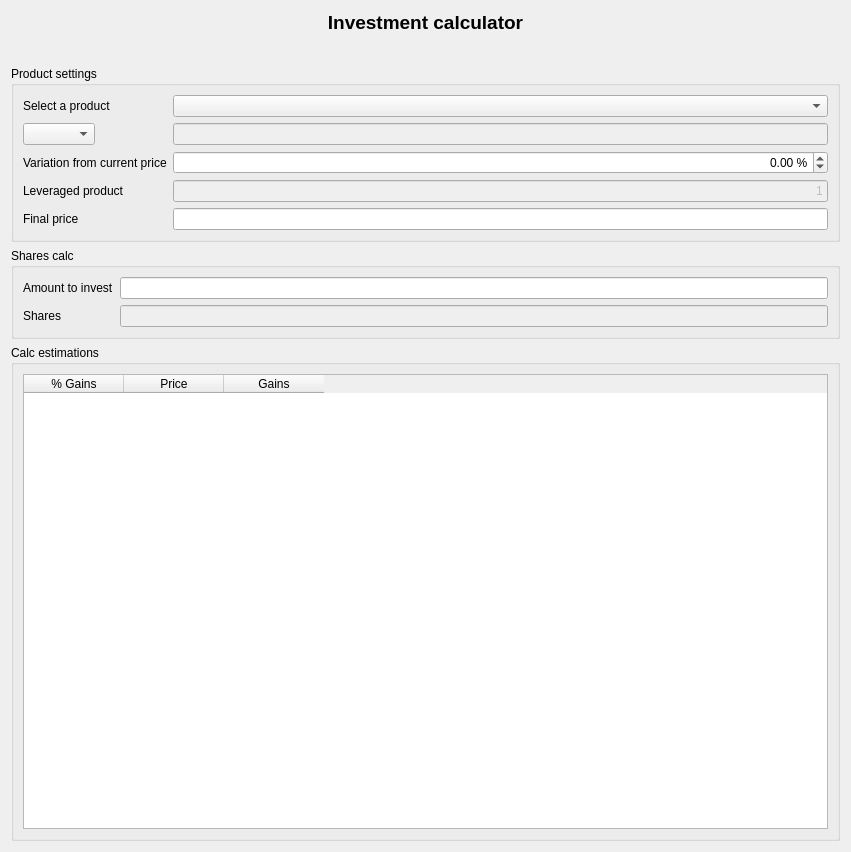
Qt form ui/wdgCalculator.ui (turulomio/xulpymoney) before a commit.
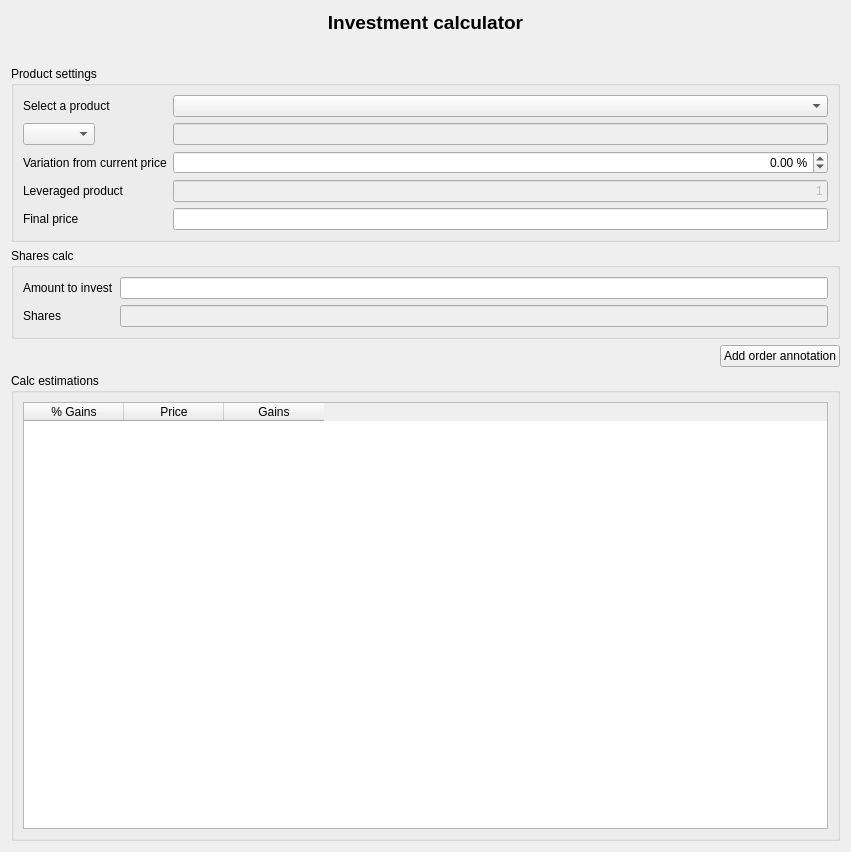
The same form after that commit. Icons and pictures are not drawn. Custom widgets are drawn as their Qt base class.

Commit message: Improved order system

What changed in the file:
```diff
--- a/ui/wdgCalculator.ui
+++ b/ui/wdgCalculator.ui
@@ -10,7 +10,7 @@
     <height>852</height>
    </rect>
   </property>
-  <layout class="QHBoxLayout" name="horizontalLayout_5">
+  <layout class="QHBoxLayout" name="horizontalLayout_6">
    <item>
     <layout class="QVBoxLayout" name="verticalLayout">
      <item>
@@ -239,6 +239,34 @@
        </layout>
       </widget>
      </item>
+     <item>
+      <layout class="QHBoxLayout" name="horizontalLayout_5">
+       <item>
+        <spacer name="horizontalSpacer_3">
+         <property name="orientation">
+          <enum>Qt::Horizontal</enum>
+         </property>
+         <property name="sizeHint" stdset="0">
+          <size>
+           <width>40</width>
+           <height>20</height>
+          </size>
+         </property>
+        </spacer>
+       </item>
+       <item>
+        <widget class="QPushButton" name="cmdOrder">
+         <property name="text">
+          <string>Add order annotation</string>
+         </property>
+         <property name="icon">
+          <iconset resource="../images/xulpymoney.qrc">
+           <normaloff>:/xulpymoney/add.png</normaloff>:/xulpymoney/add.png</iconset>
+         </property>
+        </widget>
+       </item>
+      </layout>
+     </item>
      <item>
       <widget class="QGroupBox" name="groupBox_3">
        <property name="title">
```
The commit also changes 13 other files.
